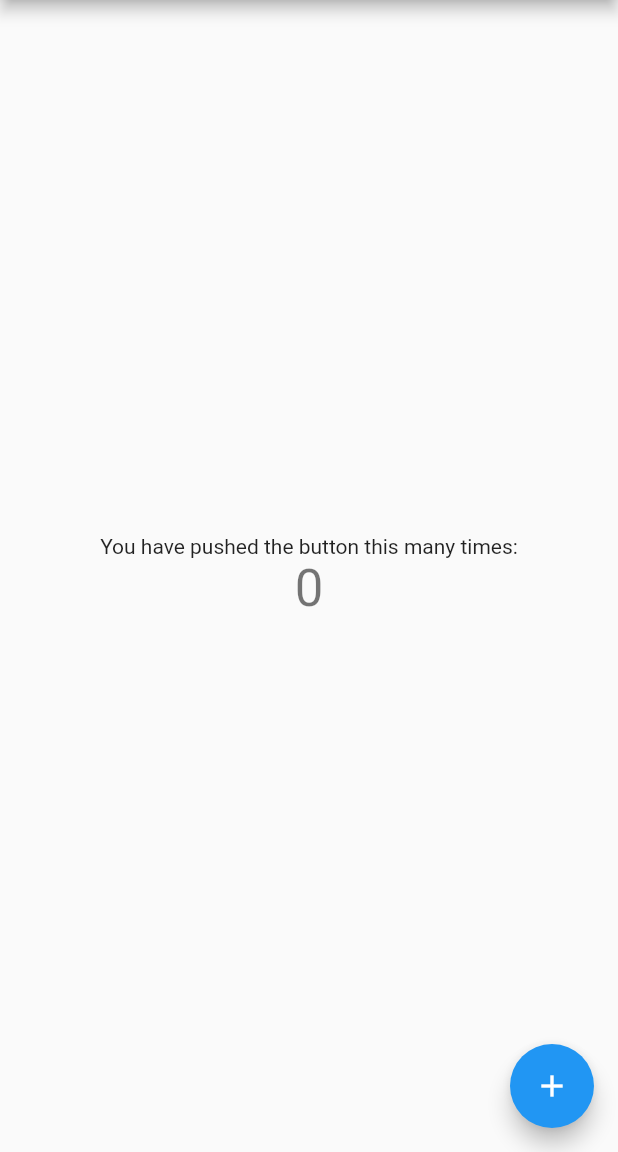
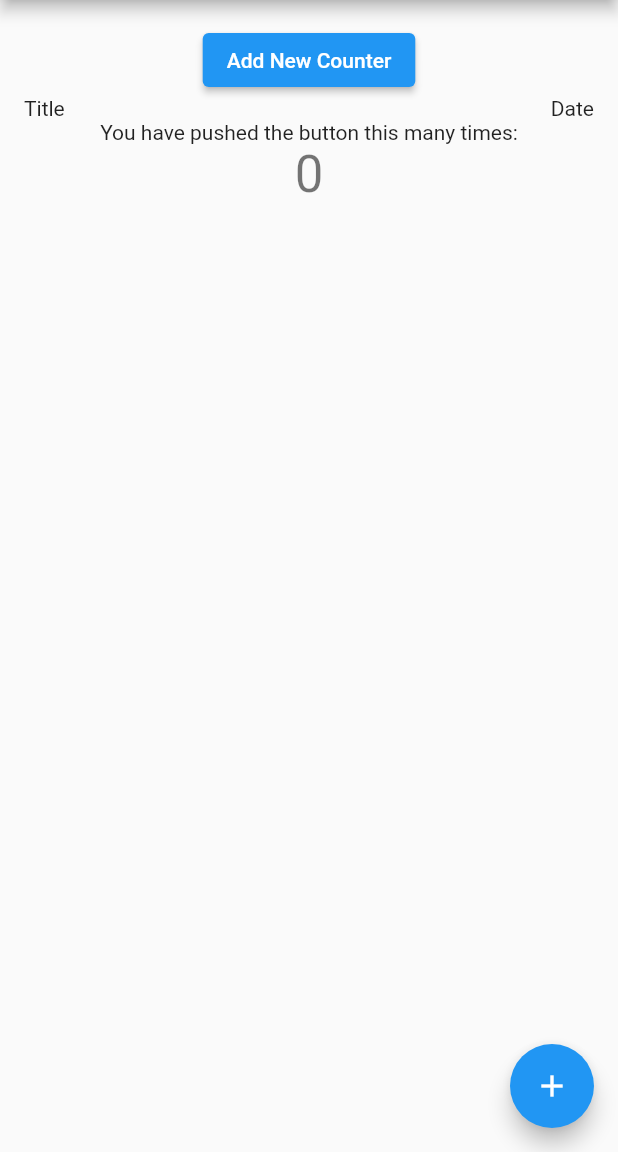
Before and after one commit to schmidt9/Advanced-Mala-Counter, a Flutter app: the screen it shows after launch, on a phone screen of 412 x 824 dp, the part 84-1236 px from its top. Run offline on Flutter 3.47's test engine with Material 2 defaults, Android fonts, the phone set to English and light mode, and no system bars.

Commit message:
add counter

```diff
--- a/advanced_mala_counter/lib/Counter.dart
+++ b/advanced_mala_counter/lib/Counter.dart
@@ -0,0 +1,20 @@
+import 'package:flutter/cupertino.dart';
+
+class Counter extends StatelessWidget {
+
+  const Counter({super.key});
+
+  @override
+  Widget build(BuildContext context) {
+    return Column(
+      children: [
+        Row(children: const [
+          Text("Title"),
+          Spacer(),
+          Text("Date")
+        ],)
+      ],
+    );
+  }
+
+}
--- a/advanced_mala_counter/lib/main.dart
+++ b/advanced_mala_counter/lib/main.dart
@@ -1,3 +1,4 @@
+import 'package:advanced_mala_counter/Counter.dart';
 import 'package:flutter/material.dart';
 
 void main() {
@@ -78,6 +79,8 @@ class _MyHomePageState extends State<MyHomePage> {
       body: Center(
         // Center is a layout widget. It takes a single child and positions it
         // in the middle of the parent.
+        child: Padding(
+          padding: const EdgeInsets.all(16.0),
           child: Column(
             // Column is also a layout widget. It takes a list of children and
             // arranges them vertically. By default, it sizes itself to fit its
@@ -93,8 +96,15 @@ class _MyHomePageState extends State<MyHomePage> {
             // center the children vertically; the main axis here is the vertical
             // axis because Columns are vertical (the cross axis would be
             // horizontal).
-          mainAxisAlignment: MainAxisAlignment.center,
+            mainAxisAlignment: MainAxisAlignment.start,
             children: <Widget>[
+              ElevatedButton(
+                  onPressed: () {
+
+                  },
+                  child: const Text("Add New Counter")
+              ),
+              const Counter(),
               const Text(
                 'You have pushed the button this many times:',
               ),
@@ -105,6 +115,7 @@ class _MyHomePageState extends State<MyHomePage> {
             ],
           ),
         ),
+      ),
       floatingActionButton: FloatingActionButton(
         onPressed: _incrementCounter,
         tooltip: 'Increment',
```
Lines whose indentation alone changed are shown as unchanged.
